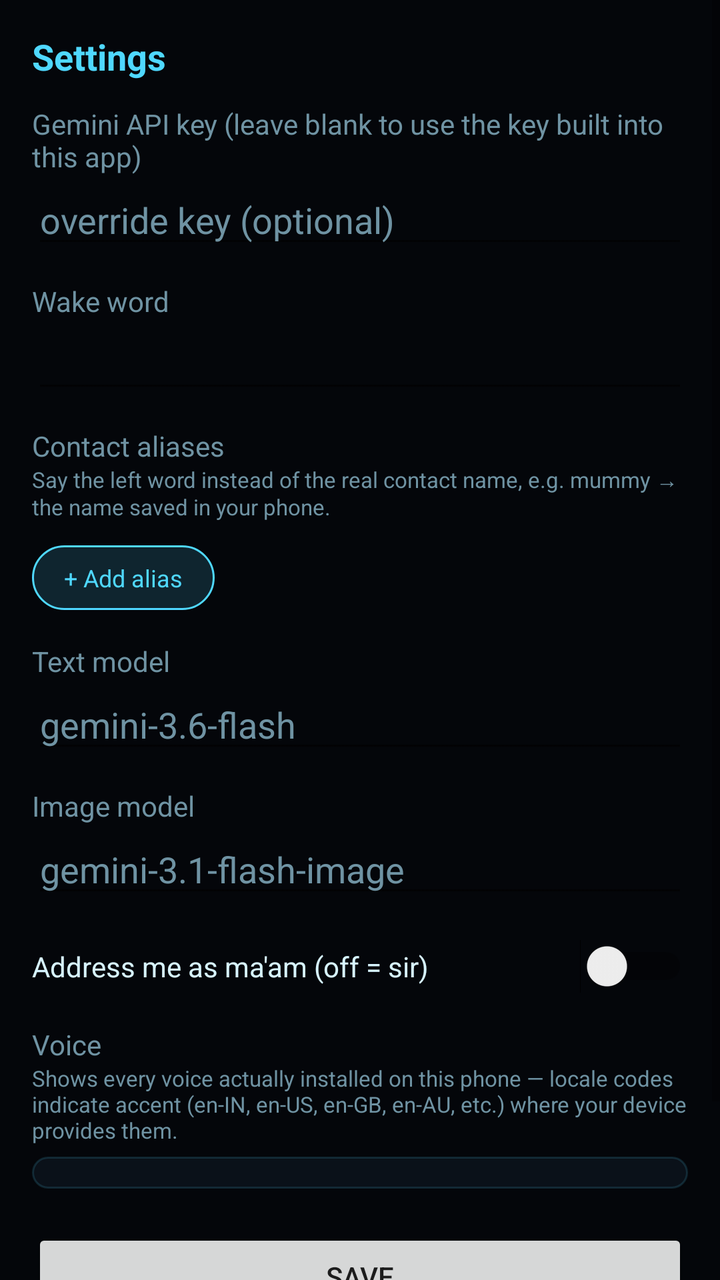
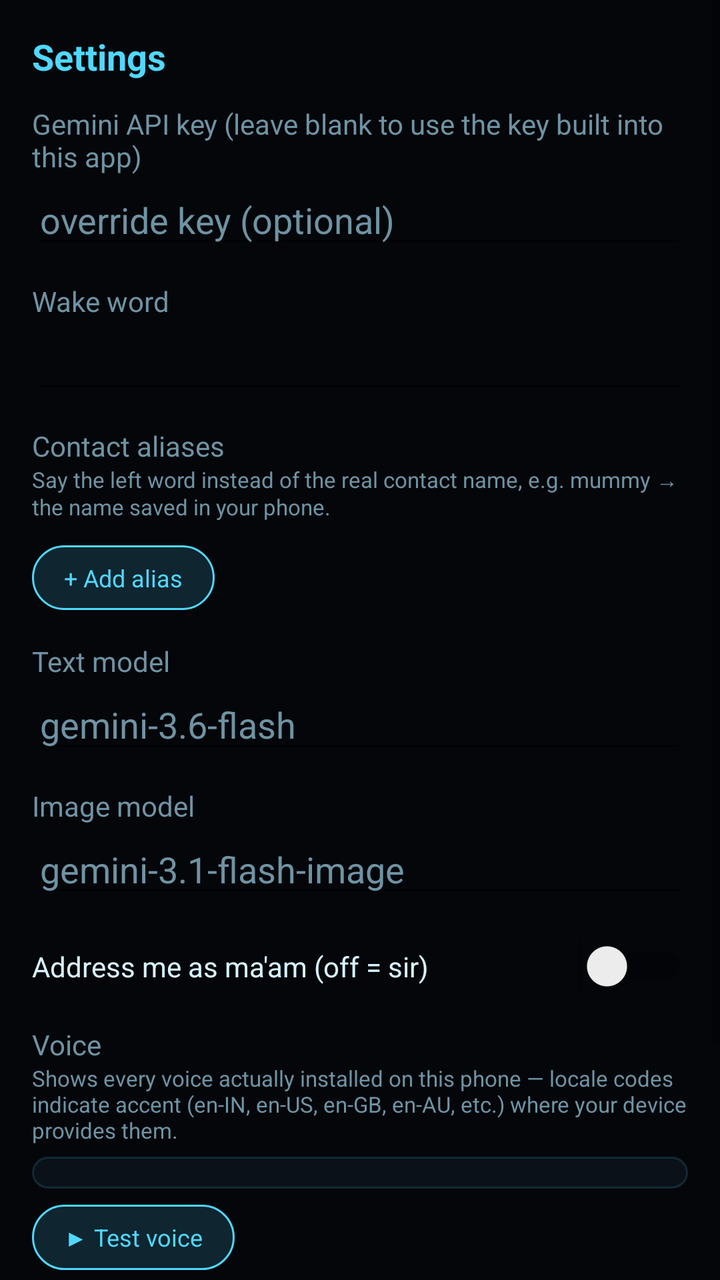

Two renders of the same Android screen: before a commit and after it. Below are the layout's source before the change and the commit's diff.
<!-- AndroidManifest.xml: application theme Theme.Jarvis -->
<!-- res/layout/activity_settings.xml -->
<?xml version="1.0" encoding="utf-8"?>
<ScrollView xmlns:android="http://schemas.android.com/apk/res/android"
    android:layout_width="match_parent"
    android:layout_height="match_parent"
    android:background="@color/bg">

    <LinearLayout
        android:layout_width="match_parent"
        android:layout_height="wrap_content"
        android:orientation="vertical"
        android:padding="16dp">

        <TextView
            android:layout_width="match_parent"
            android:layout_height="wrap_content"
            android:text="Settings"
            android:textColor="@color/accent"
            android:textSize="18sp"
            android:textStyle="bold"
            android:layout_marginBottom="12dp"/>

        <TextView
            android:layout_width="wrap_content"
            android:layout_height="wrap_content"
            android:text="Gemini API key (leave blank to use the key built into this app)"
            android:textColor="@color/text_dim"/>
        <EditText
            android:id="@+id/apiKeyInput"
            android:layout_width="match_parent"
            android:layout_height="wrap_content"
            android:hint="override key (optional)"
            android:textColorHint="@color/text_dim"
            android:inputType="textPassword"
            android:textColor="@color/text"/>

        <TextView
            android:layout_width="wrap_content"
            android:layout_height="wrap_content"
            android:text="Wake word"
            android:textColor="@color/text_dim"
            android:layout_marginTop="12dp"/>
        <EditText
            android:id="@+id/wakeWordInput"
            android:layout_width="match_parent"
            android:layout_height="wrap_content"
            android:textColor="@color/text"/>

        <TextView
            android:layout_width="wrap_content"
            android:layout_height="wrap_content"
            android:text="Contact aliases"
            android:textColor="@color/text_dim"
            android:layout_marginTop="12dp"/>
        <TextView
            android:layout_width="wrap_content"
            android:layout_height="wrap_content"
            android:text="Say the left word instead of the real contact name, e.g. mummy \u2192 the name saved in your phone."
            android:textColor="@color/text_dim"
            android:textSize="11sp"
            android:layout_marginBottom="6dp"/>

        <LinearLayout
            android:id="@+id/aliasRowsContainer"
            android:layout_width="match_parent"
            android:layout_height="wrap_content"
            android:orientation="vertical"/>

        <TextView
            android:id="@+id/addAliasButton"
            android:layout_width="wrap_content"
            android:layout_height="wrap_content"
            android:background="@drawable/bg_rounded_button"
            android:paddingLeft="16dp"
            android:paddingRight="16dp"
            android:paddingTop="8dp"
            android:paddingBottom="8dp"
            android:layout_marginTop="6dp"
            android:text="+ Add alias"
            android:textColor="@color/accent"
            android:textSize="12sp"
            android:clickable="true"
            android:focusable="true"/>

        <TextView
            android:layout_width="wrap_content"
            android:layout_height="wrap_content"
            android:text="Text model"
            android:textColor="@color/text_dim"
            android:layout_marginTop="16dp"/>
        <EditText
            android:id="@+id/textModelInput"
            android:layout_width="match_parent"
            android:layout_height="wrap_content"
            android:hint="gemini-3.6-flash"
            android:textColorHint="@color/text_dim"
            android:textColor="@color/text"/>

        <TextView
            android:layout_width="wrap_content"
            android:layout_height="wrap_content"
            android:text="Image model"
            android:textColor="@color/text_dim"
            android:layout_marginTop="12dp"/>
        <EditText
            android:id="@+id/imageModelInput"
            android:layout_width="match_parent"
            android:layout_height="wrap_content"
            android:hint="gemini-3.1-flash-image"
            android:textColorHint="@color/text_dim"
            android:textColor="@color/text"/>

        <LinearLayout
            android:layout_width="match_parent"
            android:layout_height="wrap_content"
            android:orientation="horizontal"
            android:layout_marginTop="16dp"
            android:gravity="center_vertical">
            <TextView
                android:layout_width="0dp"
                android:layout_weight="1"
                android:layout_height="wrap_content"
                android:text="Address me as ma'am (off = sir)"
                android:textColor="@color/text"/>
            <Switch
                android:id="@+id/honorificSwitch"
                android:layout_width="wrap_content"
                android:layout_height="wrap_content"/>
        </LinearLayout>

        <TextView
            android:layout_width="wrap_content"
            android:layout_height="wrap_content"
            android:text="Voice"
            android:textColor="@color/text_dim"
            android:layout_marginTop="16dp"/>
        <TextView
            android:layout_width="wrap_content"
            android:layout_height="wrap_content"
            android:text="Shows every voice actually installed on this phone \u2014 locale codes indicate accent (en-IN, en-US, en-GB, en-AU, etc.) where your device provides them."
            android:textColor="@color/text_dim"
            android:textSize="11sp"
            android:layout_marginBottom="6dp"/>
        <Spinner
            android:id="@+id/voiceSpinner"
            android:layout_width="match_parent"
            android:layout_height="wrap_content"
            android:background="@drawable/bg_rounded_input"
            android:padding="8dp"/>

        <Button
            android:id="@+id/saveButton"
            android:layout_width="match_parent"
            android:layout_height="wrap_content"
            android:layout_marginTop="20dp"
            android:text="Save"/>

        <Button
            android:id="@+id/clearMemoryButton"
            android:layout_width="match_parent"
            android:layout_height="wrap_content"
            android:layout_marginTop="10dp"
            android:text="Clear memory (facts + conversation log)"/>

    </LinearLayout>
</ScrollView>
<!-- resources referenced by this layout -->
<resources>
  <color name="accent">#4FD8FF</color>
  <color name="bg">#04060A</color>
  <color name="text">#D7F4FF</color>
  <color name="text_dim">#6F93A3</color>
  <!-- drawable bg_rounded_button (drawable) -->
  <?xml version="1.0" encoding="utf-8"?>
  <shape xmlns:android="http://schemas.android.com/apk/res/android">
      <corners android:radius="24dp"/>
      <solid android:color="#264FD8FF"/>
      <stroke android:width="1dp" android:color="#4FD8FF"/>
  </shape>
  <!-- drawable bg_rounded_input (drawable) -->
  <?xml version="1.0" encoding="utf-8"?>
  <shape xmlns:android="http://schemas.android.com/apk/res/android">
      <corners android:radius="10dp"/>
      <solid android:color="#0A1119"/>
      <stroke android:width="1dp" android:color="#264FD8FF"/>
  </shape>
  <style name="Theme.Jarvis" parent="Theme.MaterialComponents.DayNight.NoActionBar">
          <item name="colorPrimary">#4FD8FF</item>
          <item name="colorPrimaryDark">#04060A</item>
          <item name="colorAccent">#4FD8FF</item>
          <item name="android:windowBackground">#04060A</item>
      </style>
</resources>

<!-- the commit's change to res/layout/activity_settings.xml (unified diff, before → after) -->
@@ -147,6 +147,22 @@
             android:background="@drawable/bg_rounded_input"
             android:padding="8dp"/>
 
+        <TextView
+            android:id="@+id/testVoiceButton"
+            android:layout_width="wrap_content"
+            android:layout_height="wrap_content"
+            android:background="@drawable/bg_rounded_button"
+            android:paddingLeft="16dp"
+            android:paddingRight="16dp"
+            android:paddingTop="8dp"
+            android:paddingBottom="8dp"
+            android:layout_marginTop="8dp"
+            android:text="\u25b6 Test voice"
+            android:textColor="@color/accent"
+            android:textSize="12sp"
+            android:clickable="true"
+            android:focusable="true"/>
+
         <Button
             android:id="@+id/saveButton"
             android:layout_width="match_parent"
